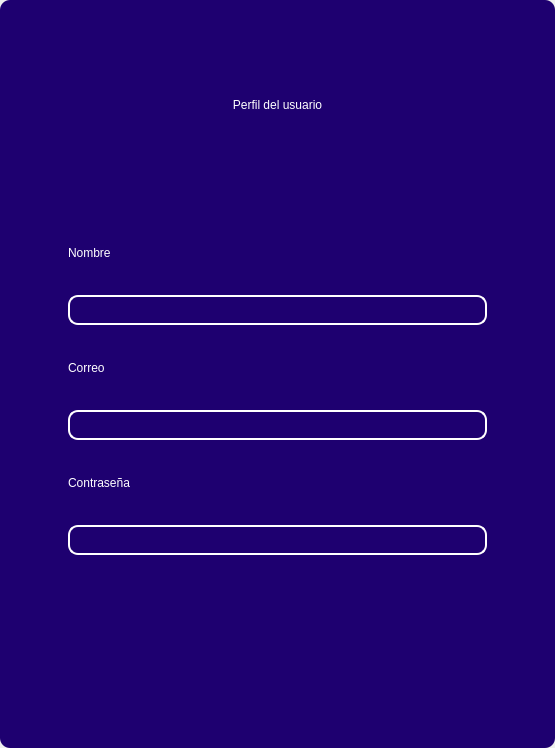
This is design/standar/mainuserprofile0.ui in codemiguel-dev/ERP-EmprendeSoft-Desktop as Qt 5 draws it before an edit. The edited form follows.
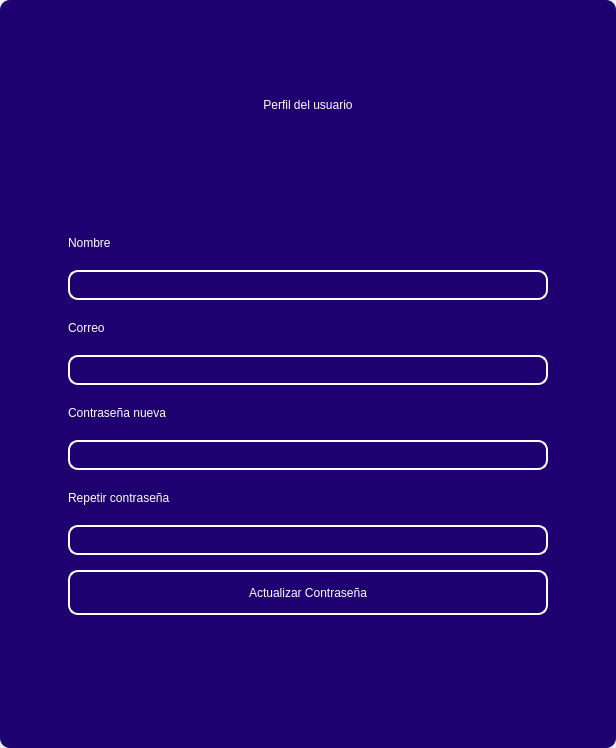
This is the edited form. Icons and pictures are not drawn.

The edit to the form file:
```diff
--- a/design/standar/mainuserprofile0.ui
+++ b/design/standar/mainuserprofile0.ui
@@ -6,7 +6,7 @@
    <rect>
     <x>0</x>
     <y>0</y>
-    <width>555</width>
+    <width>616</width>
     <height>748</height>
    </rect>
   </property>
@@ -325,7 +325,7 @@
           <item>
            <layout class="QVBoxLayout" name="verticalLayout_4">
             <property name="spacing">
-             <number>10</number>
+             <number>5</number>
             </property>
             <property name="sizeConstraint">
              <enum>QLayout::SetMinAndMaxSize</enum>
@@ -340,7 +340,7 @@
              <number>50</number>
             </property>
             <property name="bottomMargin">
-             <number>150</number>
+             <number>100</number>
             </property>
             <item>
              <widget class="QLabel" name="label_2">
@@ -461,7 +461,7 @@
 font: 16pt &quot;MS Shell Dlg 2&quot;;</string>
               </property>
               <property name="text">
-               <string>Contraseña</string>
+               <string>Contraseña nueva</string>
               </property>
              </widget>
             </item>
@@ -501,6 +501,98 @@
               </property>
              </widget>
             </item>
+            <item>
+             <widget class="QLabel" name="label_5">
+              <property name="maximumSize">
+               <size>
+                <width>200</width>
+                <height>25</height>
+               </size>
+              </property>
+              <property name="styleSheet">
+               <string notr="true">color: rgb(255, 255, 255);
+font: 16pt &quot;MS Shell Dlg 2&quot;;</string>
+              </property>
+              <property name="text">
+               <string>Repetir contraseña</string>
+              </property>
+             </widget>
+            </item>
+            <item>
+             <widget class="QLineEdit" name="lineEdit_4">
+              <property name="maximumSize">
+               <size>
+                <width>500</width>
+                <height>30</height>
+               </size>
+              </property>
+              <property name="styleSheet">
+               <string notr="true">QLineEdit{
+background-color: rgba(0, 0, 0,0);
+border-radius:10px; 
+font: 12pt &quot;Arial&quot;;
+color: rgb(255, 255, 254);
+border: 2px solid  rgb(255, 255, 255);
+
+}
+
+QLineEdit:hover{
+background-color: rgba(0, 0, 0,0);
+border-radius:10px; 
+font: 12pt &quot;Arial&quot;;
+border: 2px solid  rgb(120, 0, 171);
+}
+
+QLineEdit:focus{
+background-color: rgb(0, 0, 0);
+border-radius:10px; 
+font: 12pt &quot;Arial&quot;;
+border: 2px solid rgb(120, 0, 171);
+}
+
+</string>
+              </property>
+             </widget>
+            </item>
+            <item>
+             <widget class="QPushButton" name="btn_update_profile">
+              <property name="sizePolicy">
+               <sizepolicy hsizetype="Expanding" vsizetype="Expanding">
+                <horstretch>0</horstretch>
+                <verstretch>0</verstretch>
+               </sizepolicy>
+              </property>
+              <property name="maximumSize">
+               <size>
+                <width>500</width>
+                <height>45</height>
+               </size>
+              </property>
+              <property name="cursor">
+               <cursorShape>PointingHandCursor</cursorShape>
+              </property>
+              <property name="styleSheet">
+               <string notr="true">QPushButton{
+border-radius:10px; 
+font: 12pt &quot;Arial&quot;;
+color: rgb(255, 255, 254);
+border: 2px solid #ffffff;
+}
+
+QPushButton:hover{
+border-radius:10px; 
+font: 12pt &quot;Arial&quot;;
+color: rgb(255, 255, 255);
+border: 2px solid rgb(120, 0, 171);
+	background-color: rgb(120, 0, 171);
+}
+</string>
+              </property>
+              <property name="text">
+               <string>Actualizar Contraseña</string>
+              </property>
+             </widget>
+            </item>
            </layout>
           </item>
          </layout>
```
